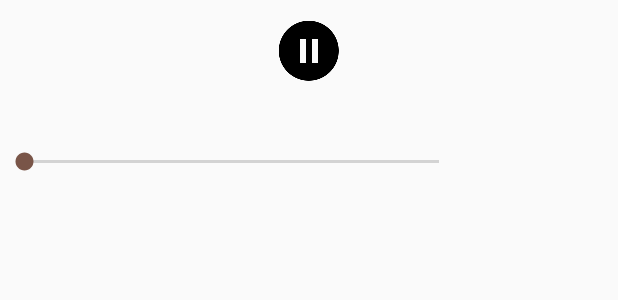
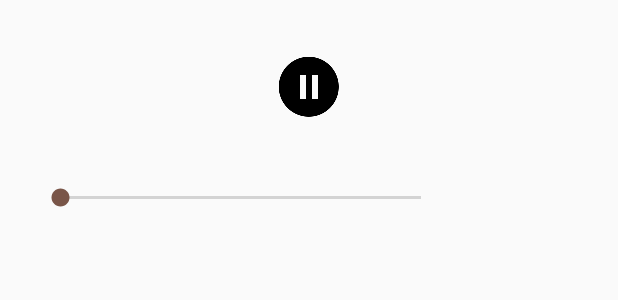
Before and after one commit to AndreaCarraro26/SpeechRecon1516, an Android app: the layout dialog_play.xml on its own in the app's theme, with its tools: preview values and no code run, on a phone screen of 412 x 824 dp. Shown: the top 300 px of the screen. Run offline under Robolectric (Android 15) with nearby library versions, the phone set to English and light mode, and no system bars.

Commit message:
- Layout

```diff
--- a/app/src/main/res/layout/dialog_play.xml
+++ b/app/src/main/res/layout/dialog_play.xml
@@ -1,7 +1,8 @@
 <?xml version="1.0" encoding="utf-8"?>
 <RelativeLayout xmlns:android="http://schemas.android.com/apk/res/android"
     android:layout_width="match_parent"
-    android:layout_height="match_parent">
+    android:layout_height="match_parent"
+    android:padding="24dp">
 
     <ImageButton
         android:id="@+id/button_play"
```
